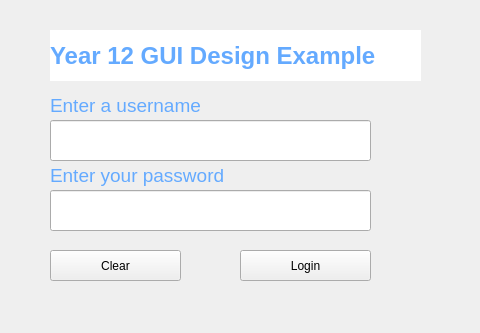
Qt form login.ui (f-ssemwanga/GUI-Design-PYQT) before a commit.
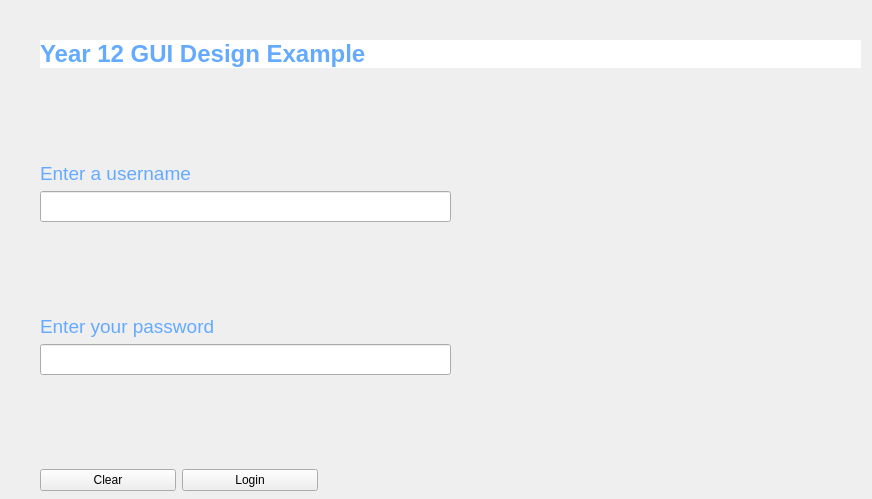
The same form after that commit.

Commit message: udated ui file to use layouts

Patch:
```diff
--- a/login.ui
+++ b/login.ui
@@ -6,10 +6,22 @@
    <rect>
     <x>0</x>
     <y>0</y>
-    <width>480</width>
-    <height>333</height>
+    <width>872</width>
+    <height>499</height>
    </rect>
   </property>
+  <property name="minimumSize">
+   <size>
+    <width>872</width>
+    <height>499</height>
+   </size>
+  </property>
+  <property name="maximumSize">
+   <size>
+    <width>872</width>
+    <height>499</height>
+   </size>
+  </property>
   <property name="windowTitle">
    <string>MainWindow</string>
   </property>
@@ -31,15 +43,18 @@
 }</string>
   </property>
   <widget class="QWidget" name="centralwidget">
+   <widget class="QWidget" name="verticalLayoutWidget">
+    <property name="geometry">
+     <rect>
+      <x>40</x>
+      <y>40</y>
+      <width>821</width>
+      <height>451</height>
+     </rect>
+    </property>
+    <layout class="QVBoxLayout" name="verticalLayout">
+     <item>
    <widget class="QLabel" name="lblTitle">
-    <property name="geometry">
-     <rect>
-      <x>50</x>
-      <y>30</y>
-      <width>371</width>
-      <height>51</height>
-     </rect>
-    </property>
     <property name="font">
      <font>
       <pointsize>18</pointsize>
@@ -51,15 +66,22 @@
      <string>Year 12 GUI Design Example</string>
     </property>
    </widget>
+     </item>
+     <item>
+      <spacer name="verticalSpacer_3">
+       <property name="orientation">
+        <enum>Qt::Vertical</enum>
+       </property>
+       <property name="sizeHint" stdset="0">
+        <size>
+         <width>20</width>
+         <height>40</height>
+        </size>
+       </property>
+      </spacer>
+     </item>
+     <item>
    <widget class="QLabel" name="lblUsername">
-    <property name="geometry">
-     <rect>
-      <x>50</x>
-      <y>90</y>
-      <width>161</width>
-      <height>31</height>
-     </rect>
-    </property>
     <property name="font">
      <font>
       <pointsize>14</pointsize>
@@ -69,30 +91,48 @@
      <string>Enter a username</string>
     </property>
    </widget>
+     </item>
+     <item>
+      <layout class="QHBoxLayout" name="horizontalLayout_2">
+       <item>
    <widget class="QLineEdit" name="userNameInput">
-    <property name="geometry">
-     <rect>
-      <x>50</x>
-      <y>120</y>
-      <width>321</width>
-      <height>41</height>
-     </rect>
-    </property>
     <property name="font">
      <font>
       <pointsize>14</pointsize>
      </font>
     </property>
    </widget>
+       </item>
+       <item>
+        <spacer name="horizontalSpacer">
+         <property name="orientation">
+          <enum>Qt::Horizontal</enum>
+         </property>
+         <property name="sizeHint" stdset="0">
+          <size>
+           <width>40</width>
+           <height>20</height>
+          </size>
+         </property>
+        </spacer>
+       </item>
+      </layout>
+     </item>
+     <item>
+      <spacer name="verticalSpacer">
+       <property name="orientation">
+        <enum>Qt::Vertical</enum>
+       </property>
+       <property name="sizeHint" stdset="0">
+        <size>
+         <width>20</width>
+         <height>40</height>
+        </size>
+       </property>
+      </spacer>
+     </item>
+     <item>
    <widget class="QLabel" name="lblpassword">
-    <property name="geometry">
-     <rect>
-      <x>50</x>
-      <y>160</y>
-      <width>181</width>
-      <height>31</height>
-     </rect>
-    </property>
     <property name="font">
      <font>
       <pointsize>14</pointsize>
@@ -102,15 +142,11 @@
      <string>Enter your password</string>
     </property>
    </widget>
+     </item>
+     <item>
+      <layout class="QHBoxLayout" name="horizontalLayout_3">
+       <item>
    <widget class="QLineEdit" name="passwordInput">
-    <property name="geometry">
-     <rect>
-      <x>50</x>
-      <y>190</y>
-      <width>321</width>
-      <height>41</height>
-     </rect>
-    </property>
     <property name="font">
      <font>
       <pointsize>14</pointsize>
@@ -120,44 +156,67 @@
      <enum>QLineEdit::Password</enum>
     </property>
    </widget>
+       </item>
+       <item>
+        <spacer name="horizontalSpacer_2">
+         <property name="orientation">
+          <enum>Qt::Horizontal</enum>
+         </property>
+         <property name="sizeHint" stdset="0">
+          <size>
+           <width>40</width>
+           <height>20</height>
+          </size>
+         </property>
+        </spacer>
+       </item>
+      </layout>
+     </item>
+     <item>
+      <spacer name="verticalSpacer_2">
+       <property name="orientation">
+        <enum>Qt::Vertical</enum>
+       </property>
+       <property name="sizeHint" stdset="0">
+        <size>
+         <width>20</width>
+         <height>40</height>
+        </size>
+       </property>
+      </spacer>
+     </item>
+     <item>
+      <layout class="QHBoxLayout" name="horizontalLayout_4" stretch="1,1,4">
+       <item>
    <widget class="QPushButton" name="btnClear">
-    <property name="geometry">
-     <rect>
-      <x>50</x>
-      <y>250</y>
-      <width>131</width>
-      <height>31</height>
-     </rect>
-    </property>
     <property name="text">
      <string>Clear</string>
     </property>
    </widget>
+       </item>
+       <item>
    <widget class="QPushButton" name="btnLogin">
-    <property name="geometry">
-     <rect>
-      <x>240</x>
-      <y>250</y>
-      <width>131</width>
-      <height>31</height>
-     </rect>
-    </property>
     <property name="text">
      <string>Login</string>
     </property>
    </widget>
-   <widget class="QLabel" name="bgLabel">
-    <property name="geometry">
-     <rect>
-      <x>20</x>
-      <y>20</y>
-      <width>441</width>
-      <height>291</height>
-     </rect>
-    </property>
-    <property name="text">
-     <string/>
-    </property>
+       </item>
+       <item>
+        <spacer name="horizontalSpacer_3">
+         <property name="orientation">
+          <enum>Qt::Horizontal</enum>
+         </property>
+         <property name="sizeHint" stdset="0">
+          <size>
+           <width>40</width>
+           <height>20</height>
+          </size>
+         </property>
+        </spacer>
+       </item>
+      </layout>
+     </item>
+    </layout>
    </widget>
    <zorder>bgLabel</zorder>
    <zorder>lblTitle</zorder>
```
Left out of the diff: 8 changed lines with no effect on the pictures. Lines whose indentation alone changed are shown as unchanged. The commit also changes 1 other file.
